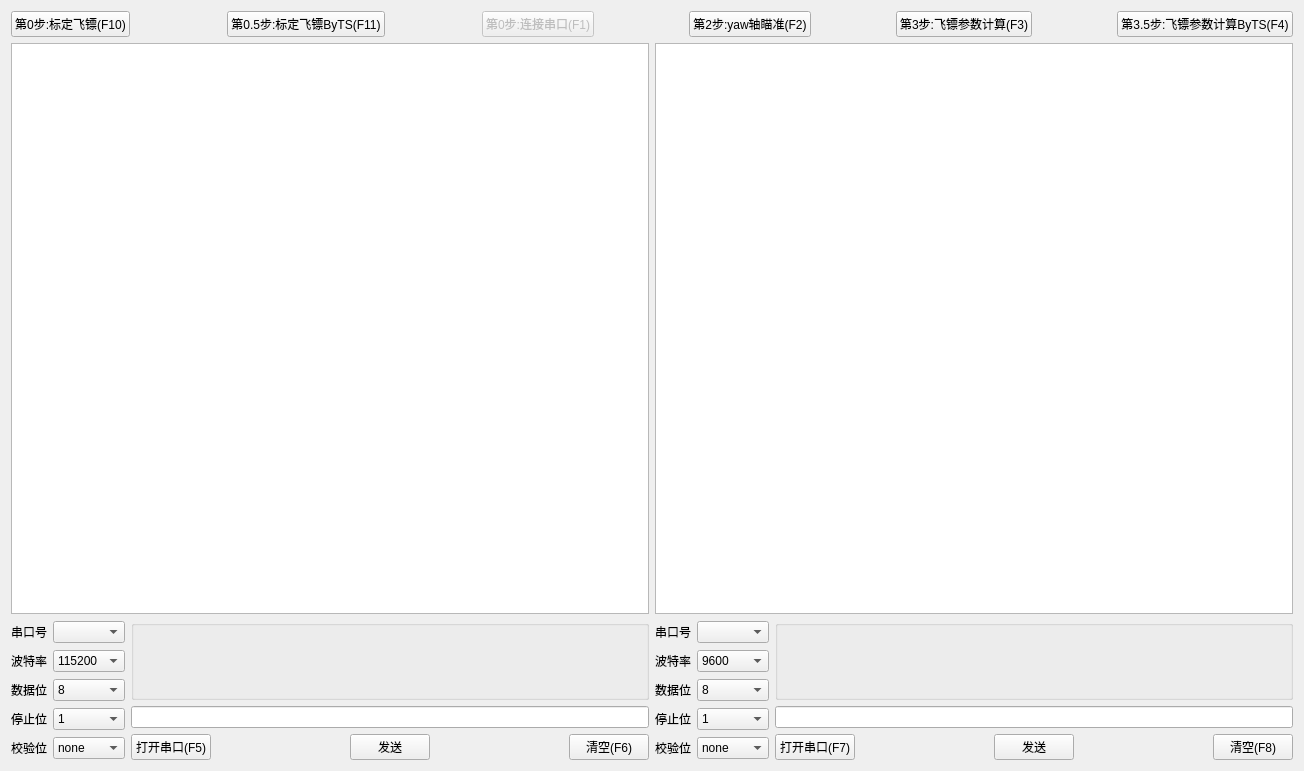
Qt form 1serialConnect/widget.ui (KangweiYang/dartRack_upper) before a commit.
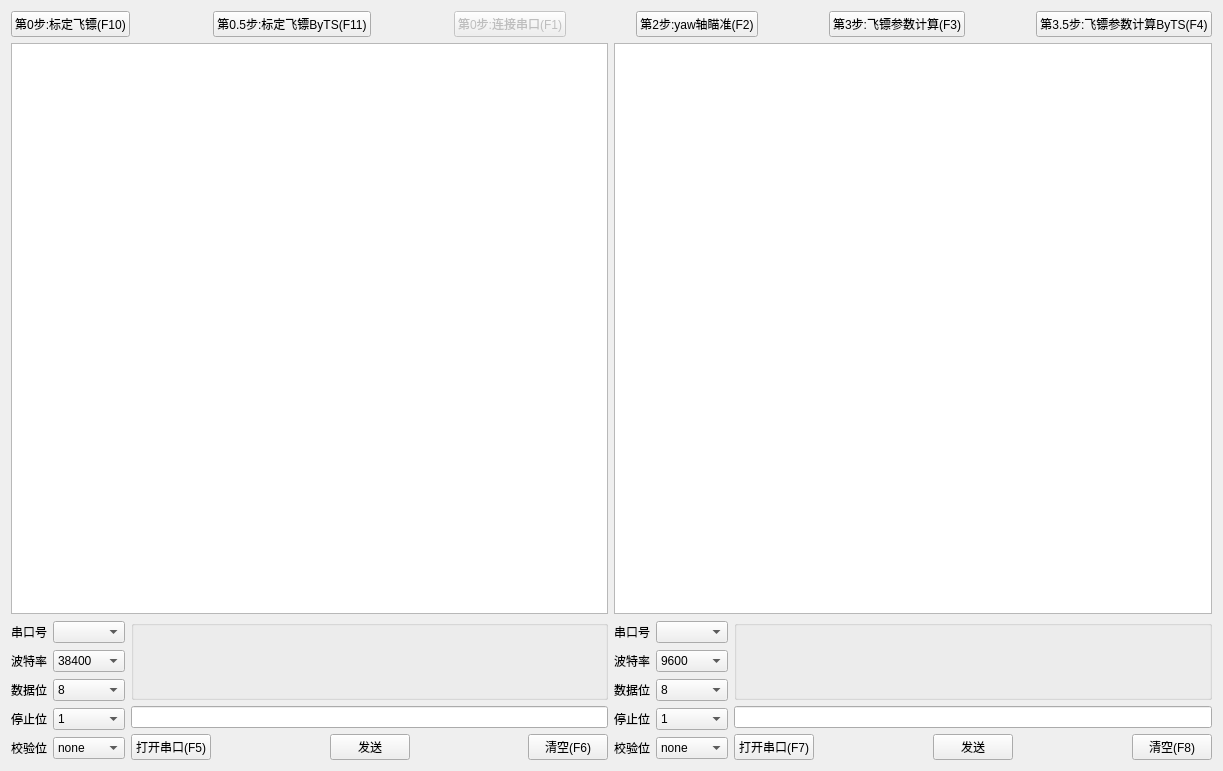
The same form after that commit. Icons and pictures are not drawn. Custom widgets are drawn as their Qt base class.

Patch:
```diff
--- a/1serialConnect/widget.ui
+++ b/1serialConnect/widget.ui
@@ -6,7 +6,7 @@
    <rect>
     <x>0</x>
     <y>0</y>
-    <width>1304</width>
+    <width>1223</width>
     <height>771</height>
    </rect>
   </property>
@@ -215,6 +215,11 @@
        <property name="currentIndex">
         <number>0</number>
        </property>
+       <item>
+        <property name="text">
+         <string>38400</string>
+        </property>
+       </item>
        <item>
         <property name="text">
          <string>115200</string>
```
Left out of the diff: 35 changed lines with no effect on the pictures.
